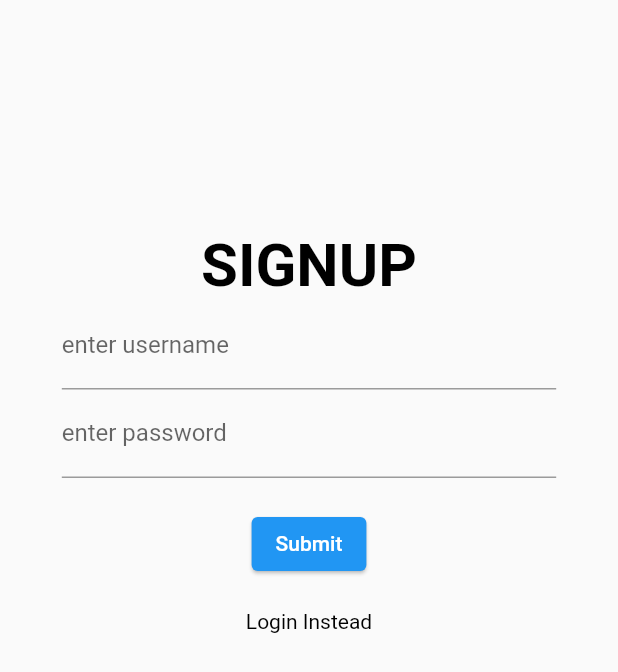
After one commit to prabinlamsal19/Flutter_Message_application, a Flutter app: the screen it shows after launch, after a tap on "Signup Instead", on a phone screen of 412 x 824 dp. The commit adds this screen. Shown: the top 672 px of the screen. Run offline on Flutter 3.47's test engine with Material 2 defaults, Android fonts, the phone set to English and light mode, and no system bars; our stand-ins replace chat_bubbles.

Commit message:
login/signup

```diff
--- /dev/null
+++ b/lib/loginpage.dart
@@ -0,0 +1,64 @@
+import 'package:flutter/material.dart';
+import 'package:frontend_msngr/signup.dart';
+
+class LoginPage extends StatelessWidget {
+  LoginPage({super.key});
+  final usernameController = TextEditingController();
+  final passwordController = TextEditingController();
+
+  @override
+  // void dispose(){
+  //   usernameController.dispose();
+  //   passwordController.dispose();
+  //   super.dispose();
+  // }
+
+  @override
+  Widget build(BuildContext context) {
+    return Scaffold(
+        body: Center(
+      child: Container(
+        margin: const EdgeInsets.only(top: 60),
+        height: MediaQuery.of(context).size.height * 0.7,
+        width: MediaQuery.of(context).size.width * 0.8,
+        child: Column(
+            // ignore: prefer_const_literals_to_create_immutables
+            children: [
+              const Text("LOGIN",
+                  style: TextStyle(
+                    fontSize: 40,
+                    fontWeight: FontWeight.bold,
+                    color: Colors.black,
+                  )),
+              // ignore: prefer_const_constructors
+              TextField(
+                controller: usernameController,
+                decoration: const InputDecoration(labelText: "enter username"),
+              ),
+              // ignore: prefer_const_constructors
+              TextField(
+                controller: passwordController,
+                obscureText: true,
+                decoration: const InputDecoration(labelText: "enter password"),
+              ),
+              const SizedBox(height: 20),
+               ElevatedButton(
+                style: ButtonStyle(
+                  elevation: MaterialStatePropertyAll(1)
+                ),
+                  onPressed: (){
+                    print(usernameController.text);
+                    print(passwordController.text);
+                  },
+                  child: Text("Submit", style: TextStyle(color: Colors.white))),
+              const SizedBox(height: 20),
+               InkWell(
+                  onTap: (){
+                    Navigator.of(context).push(MaterialPageRoute(builder: (context)=>SignupPage()));
+                  },
+                  child: Text("Signup Instead", style: TextStyle(color: Colors.black)))
+            ]),
+      ),
+    ));
+  }
+}
--- a/lib/main.dart
+++ b/lib/main.dart
@@ -1,4 +1,5 @@
 import 'package:flutter/material.dart';
+import 'package:frontend_msngr/loginpage.dart';
 import 'package:frontend_msngr/messagepage.dart';
 import 'homepage.dart';
 
@@ -14,7 +15,7 @@ class MyApp extends StatelessWidget {
   Widget build(BuildContext context) {
     return MaterialApp(
       debugShowCheckedModeBanner: false,
-      home: HomePage(),
+      home: LoginPage(),
     );
   }
 }
--- /dev/null
+++ b/lib/signup.dart
@@ -0,0 +1,66 @@
+import 'package:flutter/material.dart';
+import 'package:frontend_msngr/loginpage.dart';
+
+class SignupPage extends StatelessWidget {
+  SignupPage({super.key});
+  final usernameController = TextEditingController();
+  final passwordController = TextEditingController();
+
+  @override
+  // void dispose(){
+  //   usernameController.dispose();
+  //   passwordController.dispose();
+  //   super.dispose();
+  // }
+
+  @override
+  Widget build(BuildContext context) {
+    return Scaffold(
+        body: Center(
+      child: Container(
+        margin: const EdgeInsets.only(top: 60),
+        height: MediaQuery.of(context).size.height * 0.7,
+        width: MediaQuery.of(context).size.width * 0.8,
+        child: Column(
+            // ignore: prefer_const_literals_to_create_immutables
+            children: [
+              const Text("SIGNUP",
+                  style: TextStyle(
+                    fontSize: 40,
+                    fontWeight: FontWeight.bold,
+                    color: Colors.black,
+                  )),
+              // ignore: prefer_const_constructors
+              TextField(
+                controller: usernameController,
+                decoration: const InputDecoration(labelText: "enter username"),
+              ),
+              // ignore: prefer_const_constructors
+              TextField(
+                controller: passwordController,
+                obscureText: true,
+                decoration: const InputDecoration(labelText: "enter password"),
+              ),
+              const SizedBox(height: 20),
+               ElevatedButton(
+                style: ButtonStyle(
+                  elevation: MaterialStatePropertyAll(1)
+                ),
+                  onPressed: (){
+                    print(usernameController.text);
+                    print(passwordController.text);
+                  },
+                  child: Text("Submit", style: TextStyle(color: Colors.white)))
+                  ,
+              const SizedBox(height: 20),
+               InkWell(
+
+                  onTap: (){
+                    Navigator.of(context).push(MaterialPageRoute(builder: (context)=>LoginPage()));
+                  },
+                  child: Text("Login Instead", style: TextStyle(color: Colors.black)))
+            ]),
+      ),
+    ));
+  }
+}
```
Also changed, not shown: lib/login.dart (deleted, +0 -16 lines).
